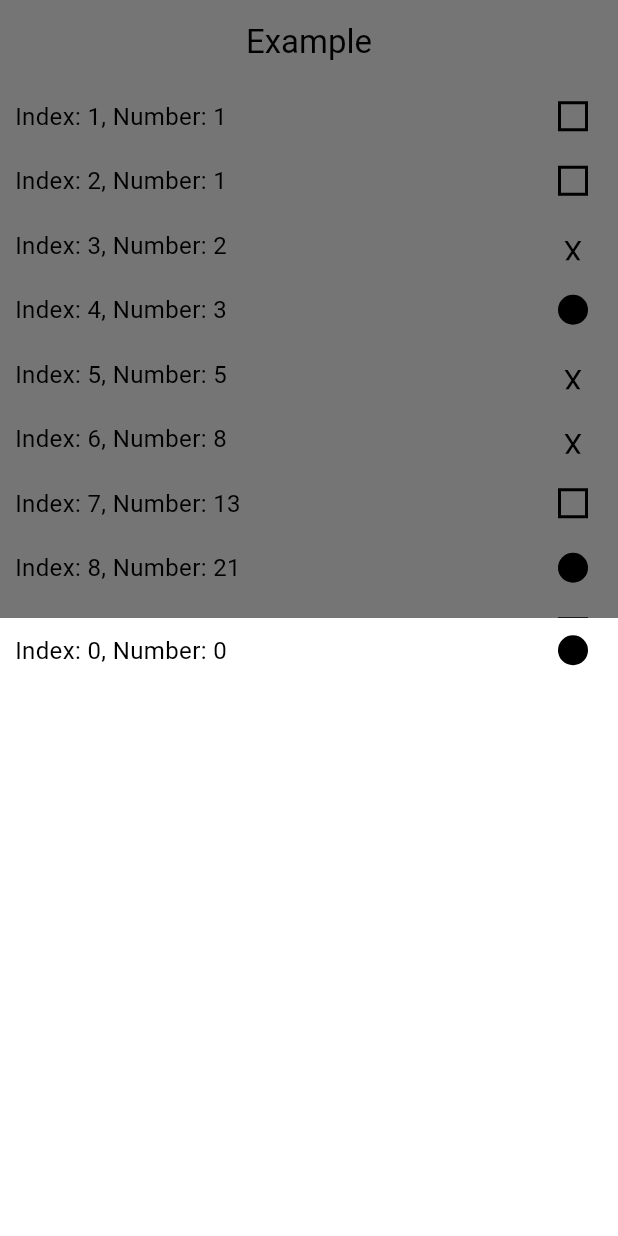
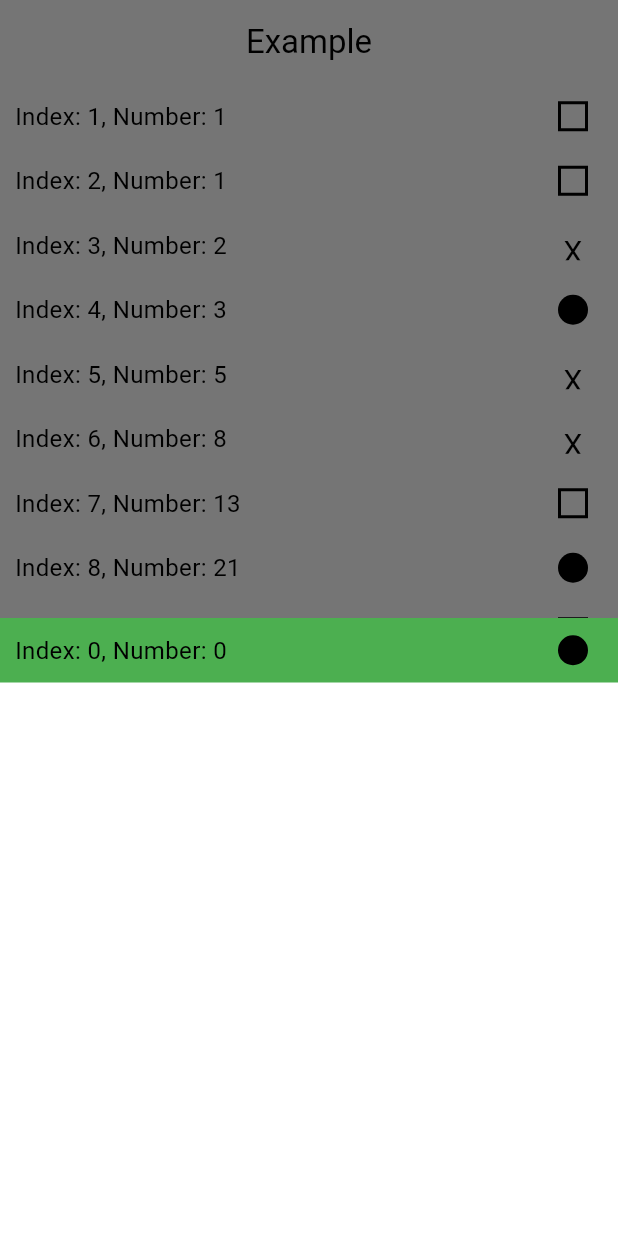
Before and after one commit to jakkritpromma/mobileassignment, a Flutter app: the screen it shows after launch, after a tap on an icon or button, on a phone screen of 412 x 824 dp. Run offline on Flutter 3.47's test engine with Material 3 defaults, Android fonts, the phone set to English and light mode, and no system bars.

Commit message:
set the most recently selected item green in bottomsheet

```diff
--- a/MobileAssignment/mobileassignment/lib/main.dart
+++ b/MobileAssignment/mobileassignment/lib/main.dart
@@ -75,7 +75,7 @@ class _MyHomePageState extends State<MyHomePage> {
   }
 
   bool _isBottomSheetVisible = false;
-
+  int recentIndex = 0;
   void _showBottomSheet(BuildContext context, String tappedC) {
     setState(() {
       _isBottomSheetVisible = true;
@@ -99,7 +99,6 @@ class _MyHomePageState extends State<MyHomePage> {
         return Container(
           height: MediaQuery.of(context).size.height / 2,
           decoration: const BoxDecoration(
-            color: Colors.white,
             borderRadius: BorderRadius.only(
               topLeft: Radius.circular(20),
               topRight: Radius.circular(20),
@@ -119,11 +118,11 @@ class _MyHomePageState extends State<MyHomePage> {
                             try {
                               String siToAdd = item['Index'] ?? '';
                               int indexToAdd = int.parse(siToAdd);
-
                               if (kDebugMode) {
                                 print("siToAdd: $siToAdd");
                                 print("indexToAdd : $indexToAdd ");
                                 print("_isBottomSheetVisible: $_isBottomSheetVisible");
+                                print("index: $index recentIndex: $recentIndex");
                               }
                               tappedItems.remove(item);
                               items.insert(indexToAdd, item);
@@ -134,7 +133,7 @@ class _MyHomePageState extends State<MyHomePage> {
                             }
                           },
                           child: Container(
-                            color: Colors.white,
+                            color: int.parse(item['Index'] ?? '')== recentIndex ? Colors.green : Colors.transparent,
                             child: Row(
                               children: [
                                 Container(
@@ -205,6 +204,7 @@ class _MyHomePageState extends State<MyHomePage> {
                                 selectedXItems.sort((a, b) => int.parse(a['Index']!).compareTo(int.parse(b['Index']!))); //ascending order
                               }
                               items.removeAt(index);
+                              recentIndex = int.parse(item['Index']!);
                               setState(() {});
                               _showBottomSheet(context, tappedC);
                             }
```
